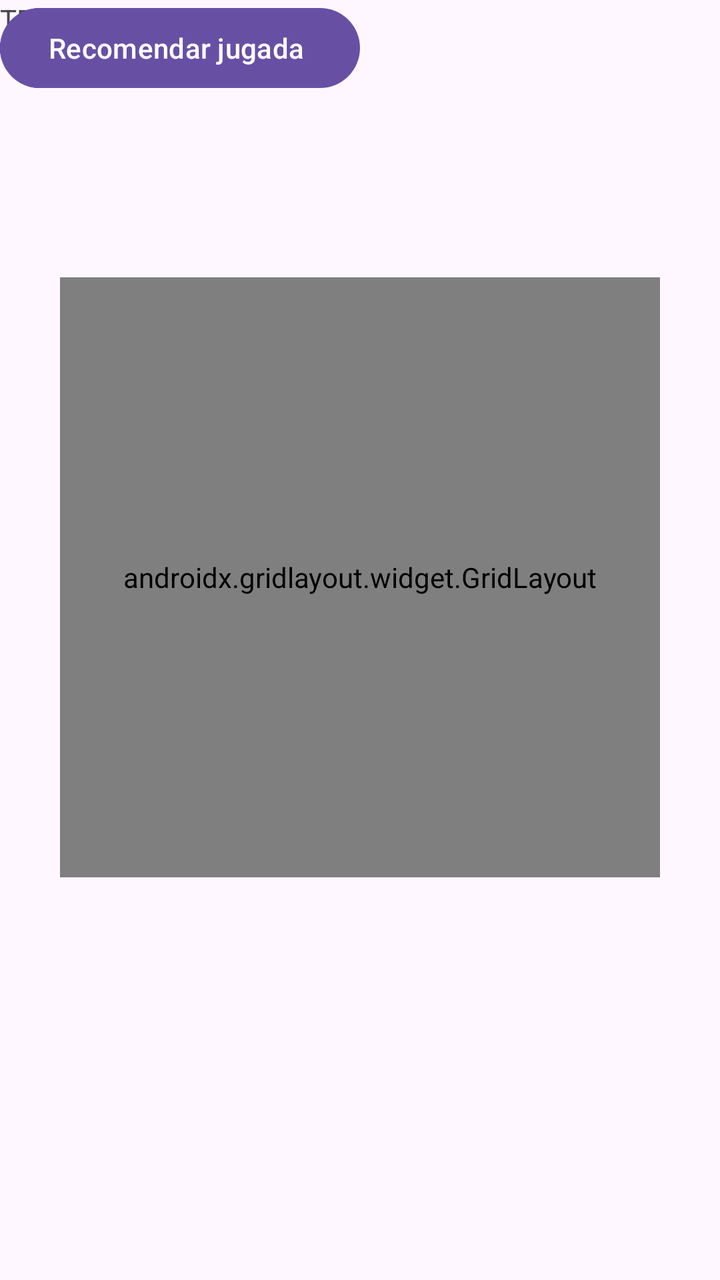
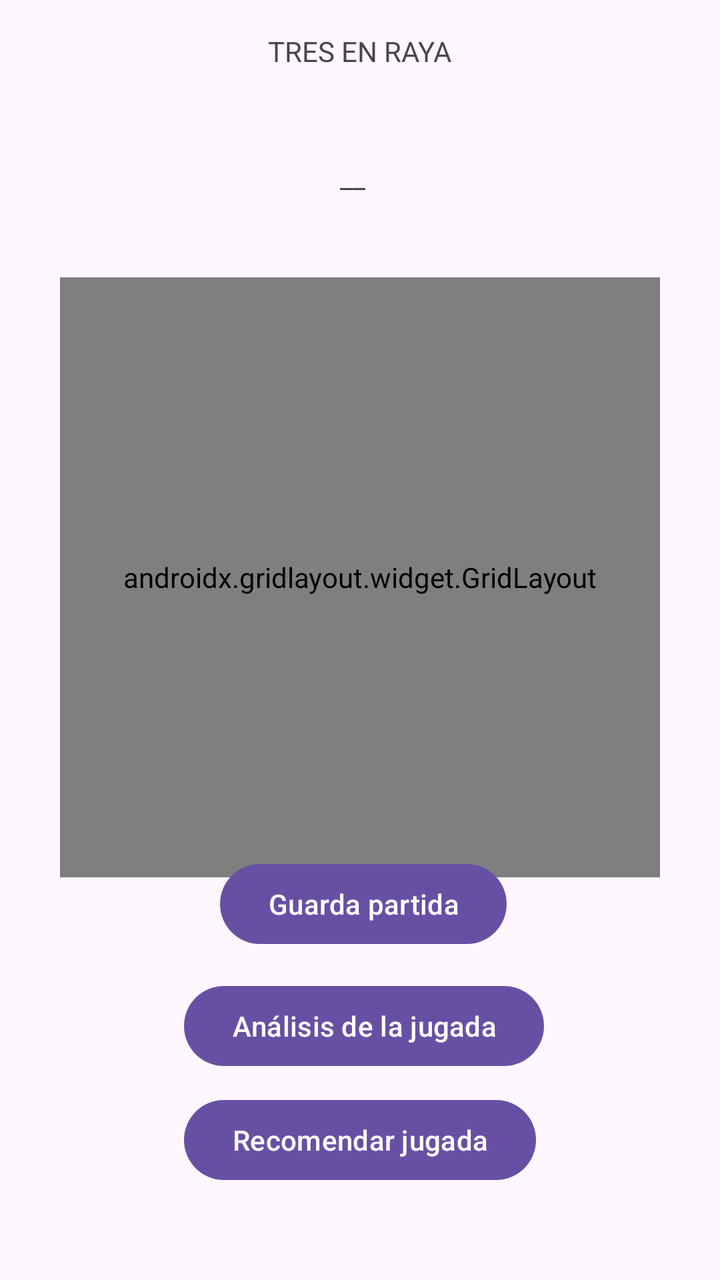

An Android layout rendered at two revisions. The XML below is the earlier revision; the diff shows what the commit changed to produce the second picture.
<!-- AndroidManifest.xml: application theme Theme.Tres_en_raya -->
<!-- res/layout/activity_juego.xml -->
<?xml version="1.0" encoding="utf-8"?>
<androidx.constraintlayout.widget.ConstraintLayout xmlns:android="http://schemas.android.com/apk/res/android"
    xmlns:app="http://schemas.android.com/apk/res-auto"
    xmlns:tools="http://schemas.android.com/tools"
    android:layout_width="match_parent"
    android:layout_height="match_parent">

    
    <androidx.gridlayout.widget.GridLayout
        android:id="@+id/gridTablero"
        android:layout_width="300dp"
        android:layout_height="300dp"
        android:layout_marginStart="1dp"
        android:layout_marginTop="1dp"
        app:columnCount="3"
        app:layout_constraintBottom_toBottomOf="parent"
        app:layout_constraintEnd_toEndOf="parent"
        app:layout_constraintHorizontal_bias="0.49"
        app:layout_constraintStart_toStartOf="parent"
        app:layout_constraintTop_toTopOf="parent"
        app:layout_constraintVertical_bias="0.406"
        app:rowCount="3">

        
        


    </androidx.gridlayout.widget.GridLayout>

    <TextView
        android:id="@+id/Titulo"
        android:layout_width="wrap_content"
        android:layout_height="wrap_content"
        android:text="@string/titulo_juego"
        tools:layout_editor_absoluteX="159dp"
        tools:layout_editor_absoluteY="16dp" />

    <Button
        android:id="@+id/guardar"
        android:layout_width="wrap_content"
        android:layout_height="wrap_content"
        android:text="@string/guardar"
        tools:layout_editor_absoluteX="134dp"
        tools:layout_editor_absoluteY="519dp" />

    <Button
        android:id="@+id/analizar"
        android:layout_width="wrap_content"
        android:layout_height="wrap_content"
        android:text="@string/analisis"
        tools:layout_editor_absoluteX="116dp"
        tools:layout_editor_absoluteY="580dp" />

    <Button
        android:id="@+id/recomendar"
        android:layout_width="wrap_content"
        android:layout_height="wrap_content"
        android:text="@string/recomendar"
        tools:layout_editor_absoluteX="116dp"
        tools:layout_editor_absoluteY="637dp" />
</androidx.constraintlayout.widget.ConstraintLayout>
<!-- resources referenced by this layout -->
<resources>
  <string name="analisis">Análisis de la jugada</string>
  <string name="guardar">Guarda partida</string>
  <string name="recomendar">Recomendar jugada</string>
  <string name="titulo_juego">TRES EN RAYA</string>
  <style name="Theme.Tres_en_raya" parent="Base.Theme.Tres_en_raya" />
  <style name="Base.Theme.Tres_en_raya" parent="Theme.Material3.DayNight.NoActionBar">
          
          
      </style>
</resources>

<!-- the commit's change to res/layout/activity_juego.xml (unified diff, before → after) -->
@@ -22,7 +22,67 @@
         app:rowCount="3">
 
         
-        
+        <Button
+            android:id="@+id/btn0"
+            android:layout_width="100dp"
+            android:layout_height="100dp"
+            android:text=""
+            android:textSize="60sp"/>
+
+        <Button
+            android:id="@+id/btn1"
+            android:layout_width="100dp"
+            android:layout_height="100dp"
+            android:text=""
+            android:textSize="60sp"/>
+
+        <Button
+            android:id="@+id/btn2"
+            android:layout_width="100dp"
+            android:layout_height="100dp"
+            android:text=""
+            android:textSize="60sp"/>
+        <Button
+            android:id="@+id/btn3"
+            android:layout_width="100dp"
+            android:layout_height="100dp"
+            android:text=""
+            android:textSize="60sp"/>
+
+        <Button
+            android:id="@+id/btn4"
+            android:layout_width="100dp"
+            android:layout_height="100dp"
+            android:text=""
+            android:textSize="60sp"/>
+
+        <Button
+            android:id="@+id/btn5"
+            android:layout_width="100dp"
+            android:layout_height="100dp"
+            android:text=""
+            android:textSize="60sp"/>
+
+        <Button
+            android:id="@+id/btn6"
+            android:layout_width="100dp"
+            android:layout_height="100dp"
+            android:text=""
+            android:textSize="60sp"/>
+
+        <Button
+            android:id="@+id/btn7"
+            android:layout_width="100dp"
+            android:layout_height="100dp"
+            android:text=""
+            android:textSize="60sp"/>
+
+        <Button
+            android:id="@+id/btn8"
+            android:layout_width="100dp"
+            android:layout_height="100dp"
+            android:text=""
+            android:textSize="60sp"/>
 
 
     </androidx.gridlayout.widget.GridLayout>
@@ -31,31 +91,48 @@
         android:id="@+id/Titulo"
         android:layout_width="wrap_content"
         android:layout_height="wrap_content"
+        android:layout_marginTop="16dp"
         android:text="@string/titulo_juego"
-        tools:layout_editor_absoluteX="159dp"
-        tools:layout_editor_absoluteY="16dp" />
+        app:layout_constraintEnd_toEndOf="parent"
+        app:layout_constraintStart_toStartOf="parent"
+        app:layout_constraintTop_toTopOf="parent" />
 
     <Button
         android:id="@+id/guardar"
         android:layout_width="wrap_content"
         android:layout_height="wrap_content"
+        android:layout_marginStart="18dp"
+        android:layout_marginBottom="13dp"
         android:text="@string/guardar"
-        tools:layout_editor_absoluteX="134dp"
-        tools:layout_editor_absoluteY="519dp" />
+        app:layout_constraintBottom_toTopOf="@+id/analizar"
+        app:layout_constraintStart_toStartOf="@+id/analizar" />
 
     <Button
         android:id="@+id/analizar"
         android:layout_width="wrap_content"
         android:layout_height="wrap_content"
+        android:layout_marginBottom="9dp"
         android:text="@string/analisis"
-        tools:layout_editor_absoluteX="116dp"
-        tools:layout_editor_absoluteY="580dp" />
+        app:layout_constraintBottom_toTopOf="@+id/recomendar"
+        app:layout_constraintStart_toStartOf="@+id/recomendar" />
 
     <Button
         android:id="@+id/recomendar"
         android:layout_width="wrap_content"
         android:layout_height="wrap_content"
+        android:layout_marginBottom="46dp"
         android:text="@string/recomendar"
-        tools:layout_editor_absoluteX="116dp"
-        tools:layout_editor_absoluteY="637dp" />
+        app:layout_constraintBottom_toBottomOf="parent"
+        app:layout_constraintEnd_toEndOf="parent"
+        app:layout_constraintStart_toStartOf="parent" />
+
+    <TextView
+        android:id="@+id/textoTurno"
+        android:layout_width="wrap_content"
+        android:layout_height="wrap_content"
+        android:layout_marginStart="36dp"
+        android:layout_marginTop="44dp"
+        android:text="__"
+        app:layout_constraintStart_toStartOf="@+id/Titulo"
+        app:layout_constraintTop_toBottomOf="@+id/Titulo" />
 </androidx.constraintlayout.widget.ConstraintLayout>
